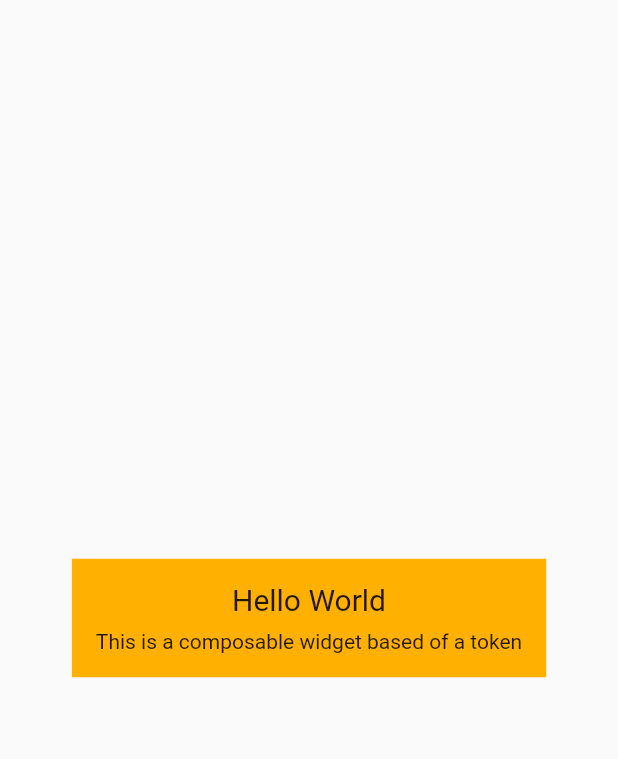
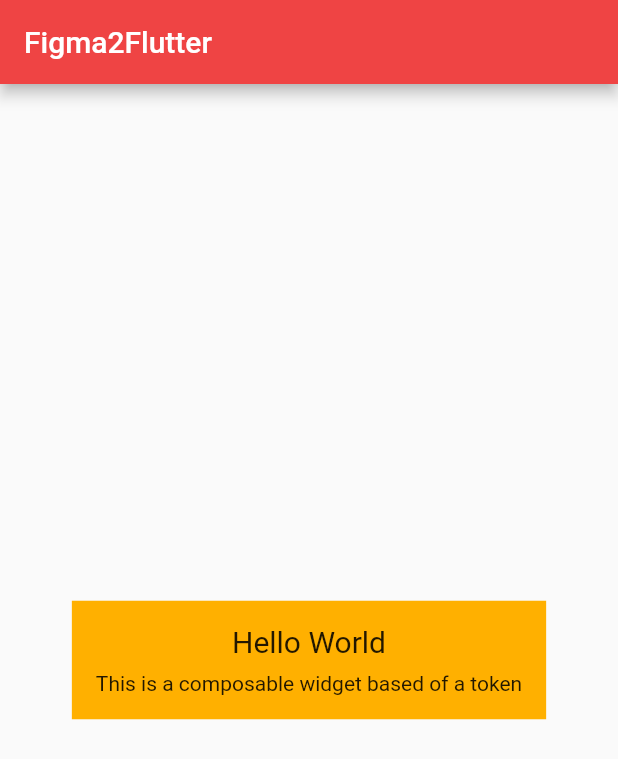
Before and after one commit to mark-nicepants/figma2flutter, a Flutter app: the screen it shows after launch, on a phone screen of 412 x 824 dp. Shown: the top 759 px of the screen. Run offline on Flutter 3.47's test engine with Material 2 defaults, Android fonts, the phone set to English and light mode, and no system bars; our stand-ins replace args.

Commit message:
chore: different swatch color for example

```diff
--- a/example/lib/main.dart
+++ b/example/lib/main.dart
@@ -15,15 +15,16 @@ class MyApp extends StatelessWidget {
       title: 'Figma2Flutter Demo',
       theme: ThemeData(
         colorScheme: ColorScheme.fromSwatch(
-          primarySwatch: Tokens.materialColors.brand,
+          primarySwatch: Tokens.materialColors.red,
           backgroundColor: Tokens.colors.white,
           accentColor: Tokens.colors.purple,
         ).copyWith(
           secondary: Tokens.materialColors.yellow,
         ),
       ),
-      home: const Scaffold(
-        body: Center(child: _Card()),
+      home: Scaffold(
+        appBar: AppBar(title: const Text('Figma2Flutter')),
+        body: const Center(child: _Card()),
       ),
     );
   }
```
